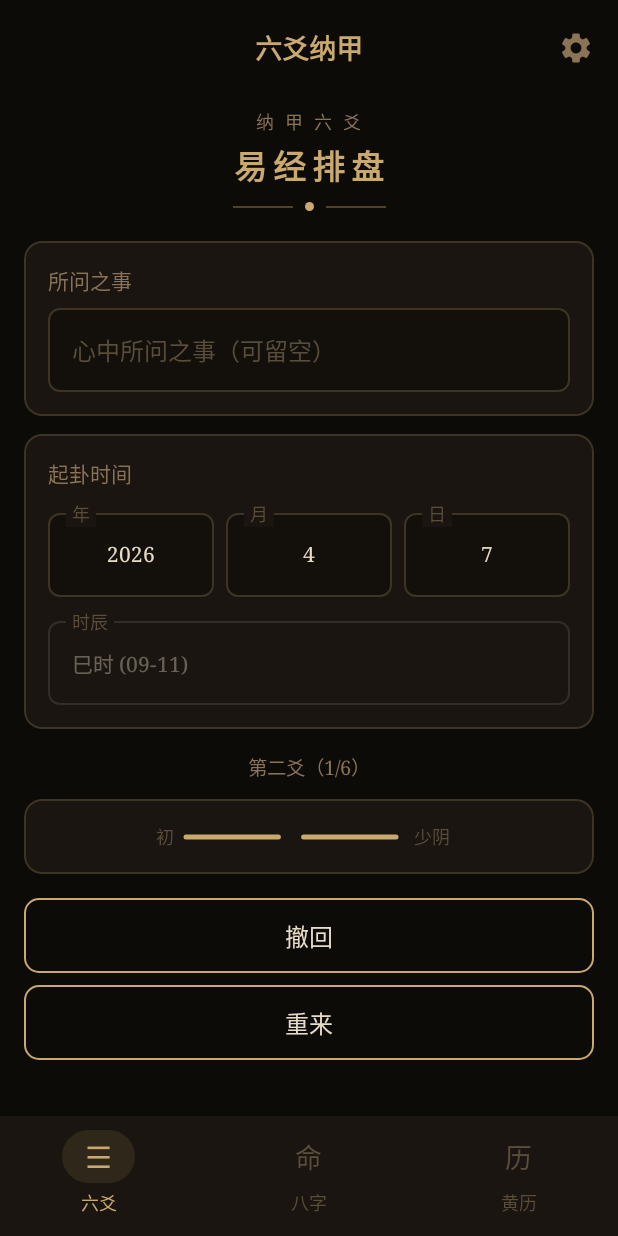
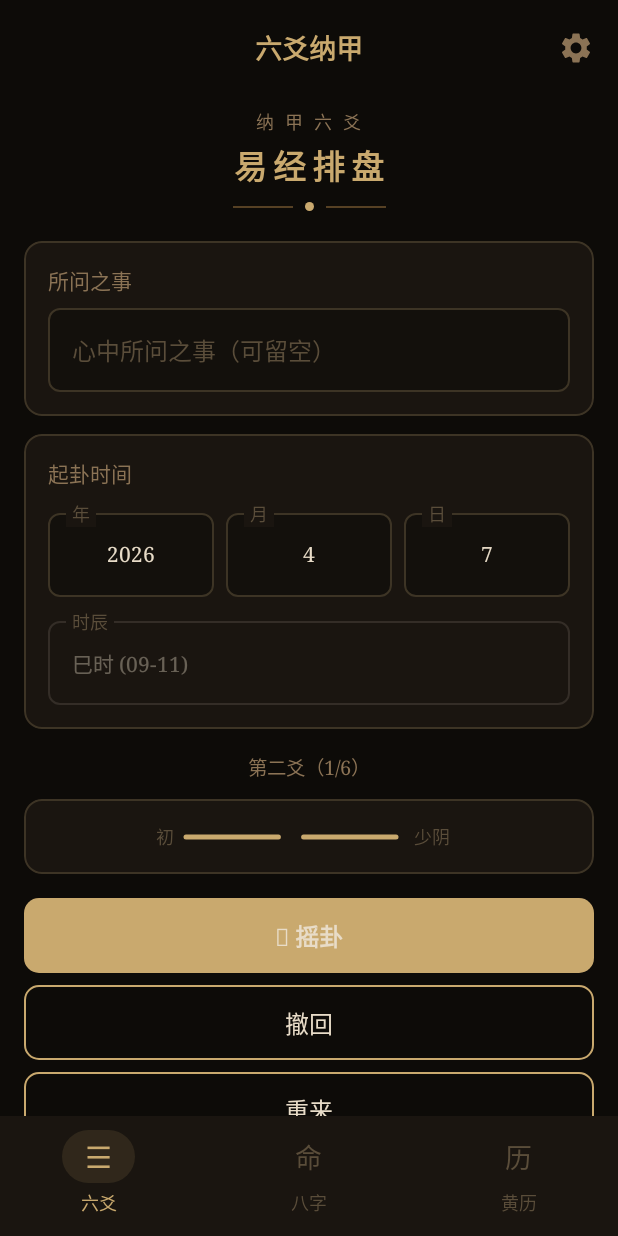
Before and after one commit to asterayx/hexgram, an Android app built with Jetpack Compose: the screen it shows after launch (MainActivity), after a tap on "🪙 摇卦", on a phone screen of 412 x 824 dp. Run offline under Robolectric (Android 15) with nearby library versions, the phone set to English and light mode, and no system bars.

Commit message:
Fix toss button hidden by fillMaxWidth in Row layout
GoldButton and GhostButton both use fillMaxWidth(), so when placed
in a Row the first button fills the entire width and pushes the toss
button off-screen. Fix by stacking buttons vertically instead.

https://claude.ai/code/session_014sYX1V8bdX417vSUbNvLQN

```diff
--- a/android/src/main/kotlin/com/hexgram/android/ui/screens/LiuyaoScreen.kt
+++ b/android/src/main/kotlin/com/hexgram/android/ui/screens/LiuyaoScreen.kt
@@ -138,9 +138,13 @@ fun LiuyaoScreen(viewModel: LiuyaoViewModel = viewModel()) {
         Spacer(modifier = Modifier.height(16.dp))
 
         // Buttons
-        Row(modifier = Modifier.fillMaxWidth(), horizontalArrangement = Arrangement.spacedBy(12.dp, Alignment.CenterHorizontally)) {
-            if (viewModel.lines.isNotEmpty()) GhostButton("撤回", { viewModel.undo() })
-            if (viewModel.lines.size < 6) GoldButton(if (viewModel.isTossing) "摇卦中…" else "🪙 摇卦", { viewModel.toss() })
+        if (viewModel.lines.size < 6) {
+            GoldButton(if (viewModel.isTossing) "摇卦中…" else "🪙 摇卦", { viewModel.toss() })
+        }
+
+        if (viewModel.lines.isNotEmpty()) {
+            Spacer(modifier = Modifier.height(8.dp))
+            GhostButton("撤回", { viewModel.undo() })
         }
 
         if (viewModel.lines.size >= 6 && viewModel.guaResult == null) {
```
